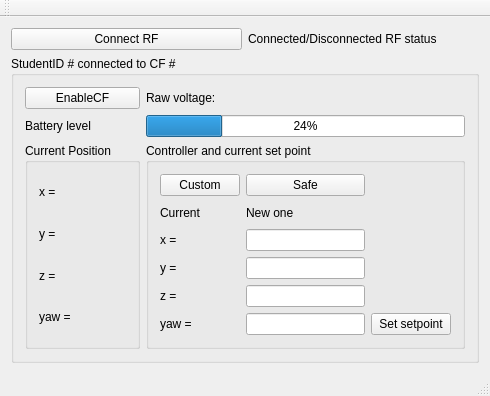
Qt form pps_ws/src/d_fall_pps/GUI_Qt/studentGUI/src/MainWindow.ui (alexdidier/rampc-quadrotor) before a commit.
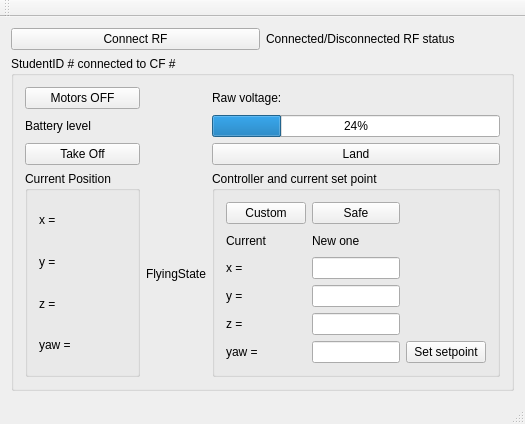
The same form after that commit.

Commit message: added buttons to take off and land, some guards in take off and landing, and feedback from flying state to GUI

Diff of the .ui file:
```diff
--- a/pps_ws/src/d_fall_pps/GUI_Qt/studentGUI/src/MainWindow.ui
+++ b/pps_ws/src/d_fall_pps/GUI_Qt/studentGUI/src/MainWindow.ui
@@ -6,8 +6,8 @@
    <rect>
     <x>0</x>
     <y>0</y>
-    <width>490</width>
-    <height>396</height>
+    <width>525</width>
+    <height>424</height>
    </rect>
   </property>
   <property name="windowTitle">
@@ -28,6 +28,20 @@
        <string>StudentID # connected to CF #</string>
       </property>
       <layout class="QGridLayout" name="gridLayout_2">
+       <item row="3" column="1">
+        <widget class="QPushButton" name="take_off_button">
+         <property name="text">
+          <string>Take Off</string>
+         </property>
+        </widget>
+       </item>
+       <item row="4" column="2">
+        <widget class="QLabel" name="flying_state_label">
+         <property name="text">
+          <string>FlyingState</string>
+         </property>
+        </widget>
+       </item>
        <item row="0" column="3">
         <widget class="QLabel" name="raw_voltage">
          <property name="text">
@@ -35,7 +49,7 @@
          </property>
         </widget>
        </item>
-       <item row="3" column="1">
+       <item row="4" column="1">
         <widget class="QGroupBox" name="groupBox_2">
          <property name="title">
           <string>Current Position</string>
@@ -72,13 +86,6 @@
          </layout>
         </widget>
        </item>
-       <item row="0" column="1">
-        <widget class="QPushButton" name="enable_disable_CF_button">
-         <property name="text">
-          <string>EnableCF</string>
-         </property>
-        </widget>
-       </item>
        <item row="2" column="3">
         <widget class="QProgressBar" name="battery_bar">
          <property name="value">
@@ -93,7 +100,7 @@
          </property>
         </widget>
        </item>
-       <item row="3" column="3">
+       <item row="4" column="3">
         <widget class="QGroupBox" name="groupBox_3">
          <property name="title">
           <string>Controller and current set point</string>
@@ -177,6 +184,20 @@
          </layout>
         </widget>
        </item>
+       <item row="0" column="1">
+        <widget class="QPushButton" name="motors_OFF_button">
+         <property name="text">
+          <string>Motors OFF</string>
+         </property>
+        </widget>
+       </item>
+       <item row="3" column="3">
+        <widget class="QPushButton" name="land_button">
+         <property name="text">
+          <string>Land</string>
+         </property>
+        </widget>
+       </item>
       </layout>
      </widget>
     </item>
```
Left out of the diff: 2 changed lines with no effect on the pictures. The commit also changes 4 other files.
